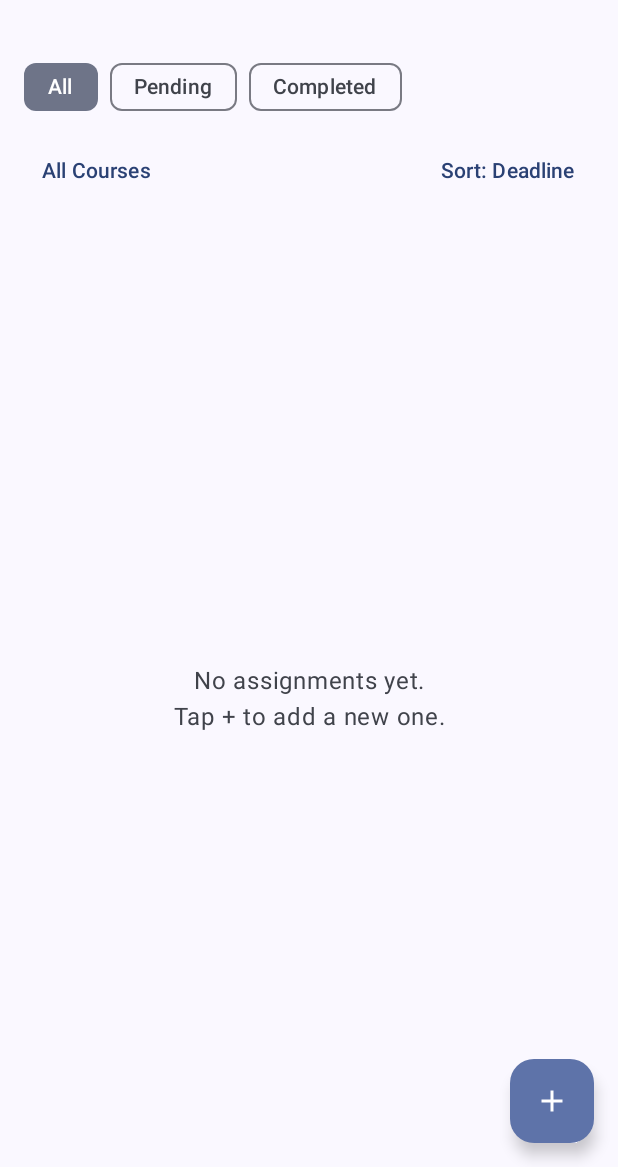
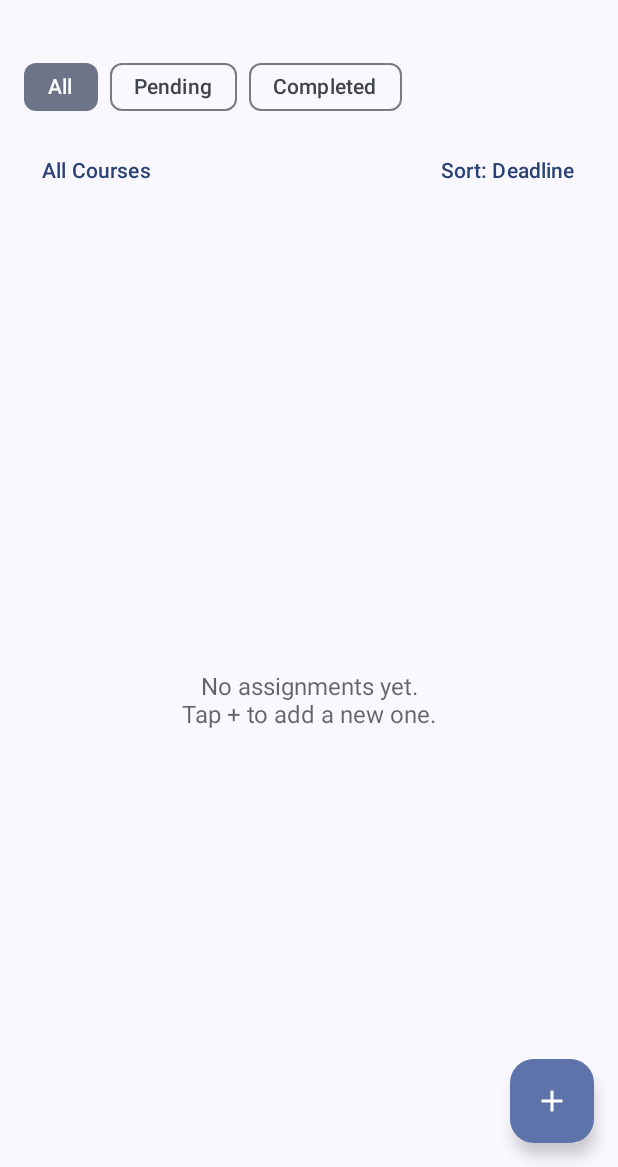
Before and after one commit to mishkatzaki/Mobile-Project, an Android app built with Jetpack Compose: the screen it shows after launch (MainActivity), on a phone screen of 412 x 824 dp, the part 69-1236 px from its top. Run offline under Robolectric (Android 15) with nearby library versions, the phone set to English and light mode, and no system bars; our stand-ins replace Room's generated code.

Commit message:
Add XML empty state layout to Home screen

```diff
--- a/app/src/main/java/com/assignmentplanner/presentation/home/HomeScreen.kt
+++ b/app/src/main/java/com/assignmentplanner/presentation/home/HomeScreen.kt
@@ -14,6 +14,10 @@ import androidx.compose.ui.text.style.TextAlign
 import androidx.compose.ui.unit.dp
 import androidx.lifecycle.compose.collectAsStateWithLifecycle
 import androidx.lifecycle.viewmodel.compose.viewModel
+import android.view.LayoutInflater
+import android.widget.TextView
+import androidx.compose.ui.viewinterop.AndroidView
+import com.assignmentplanner.R
 
 @OptIn(ExperimentalMaterial3Api::class)
 @Composable
@@ -144,15 +148,18 @@ fun HomeScreen(
                     horizontalAlignment = Alignment.CenterHorizontally,
                     verticalArrangement = Arrangement.Center
                 ) {
-                    Text(
-                        text = if (uiState.hasAnyAssignments) {
-                            "No assignments match these filters."
-                        } else {
-                            "No assignments yet.\nTap + to add a new one."
+                    AndroidView(
+                        factory = { ctx ->
+                            LayoutInflater.from(ctx).inflate(R.layout.view_empty_state, null)
                         },
-                        style = MaterialTheme.typography.bodyLarge,
-                        color = MaterialTheme.colorScheme.onSurfaceVariant,
-                        textAlign = TextAlign.Center
+                        update = { view ->
+                            view.findViewById<TextView>(R.id.emptyMessage).text =
+                                if (uiState.hasAnyAssignments) {
+                                    "No assignments match these filters."
+                                } else {
+                                    "No assignments yet.\nTap + to add a new one."
+                                }
+                        }
                     )
                     if (uiState.hasAnyAssignments && uiState.isFiltered) {
                         TextButton(onClick = viewModel::clearFilters) {
--- /dev/null
+++ b/app/src/main/res/layout/view_empty_state.xml
@@ -0,0 +1,16 @@
+<?xml version="1.0" encoding="utf-8"?>
+<LinearLayout xmlns:android="http://schemas.android.com/apk/res/android"
+    android:layout_width="wrap_content"
+    android:layout_height="wrap_content"
+    android:gravity="center"
+    android:orientation="vertical"
+    android:padding="16dp">
+
+    <TextView
+        android:id="@+id/emptyMessage"
+        android:layout_width="wrap_content"
+        android:layout_height="wrap_content"
+        android:gravity="center"
+        android:textColor="?android:attr/textColorSecondary"
+        android:textSize="16sp" />
+</LinearLayout>
```
